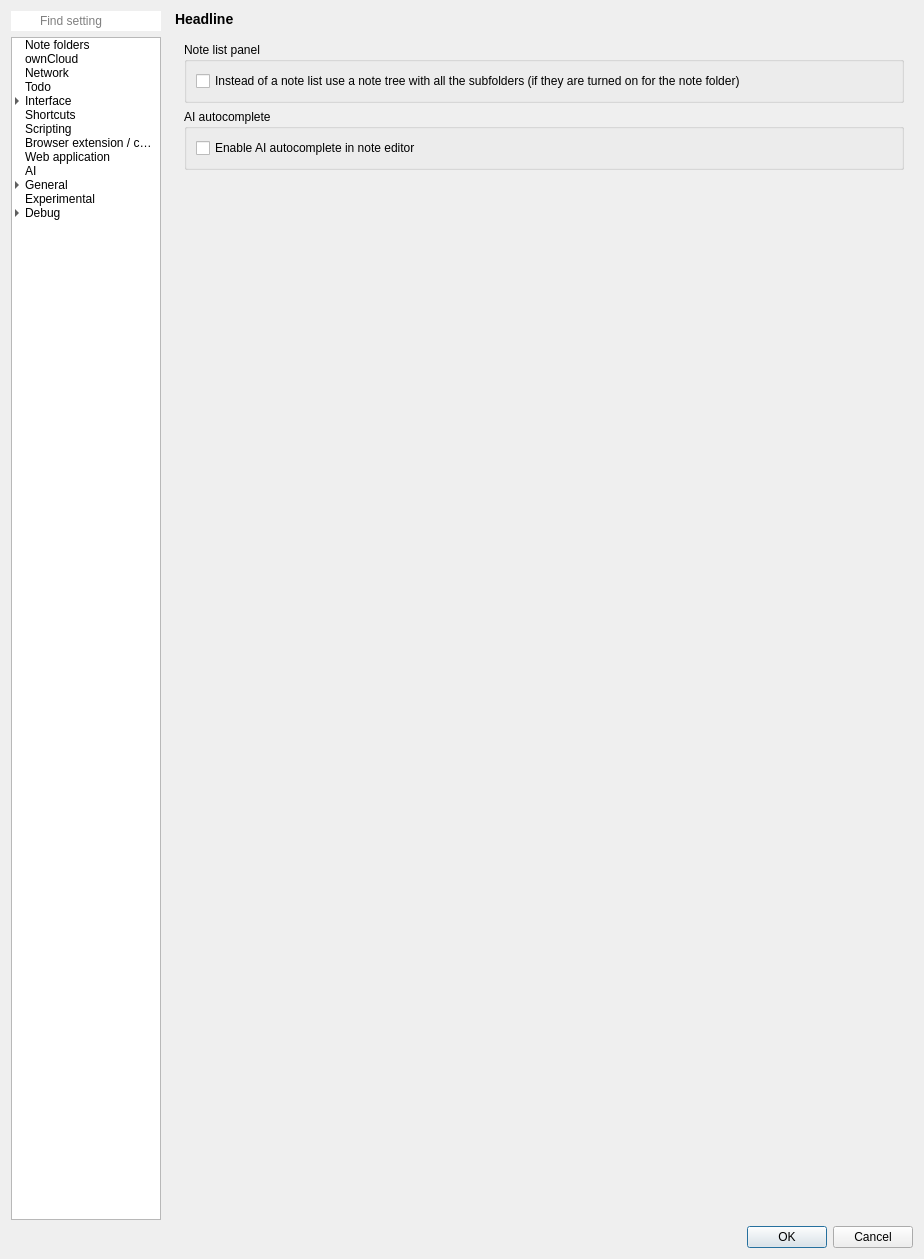
First picture: the form in src/dialogs/settingsdialog.ui, repository pbek/QOwnNotes, before the edit.
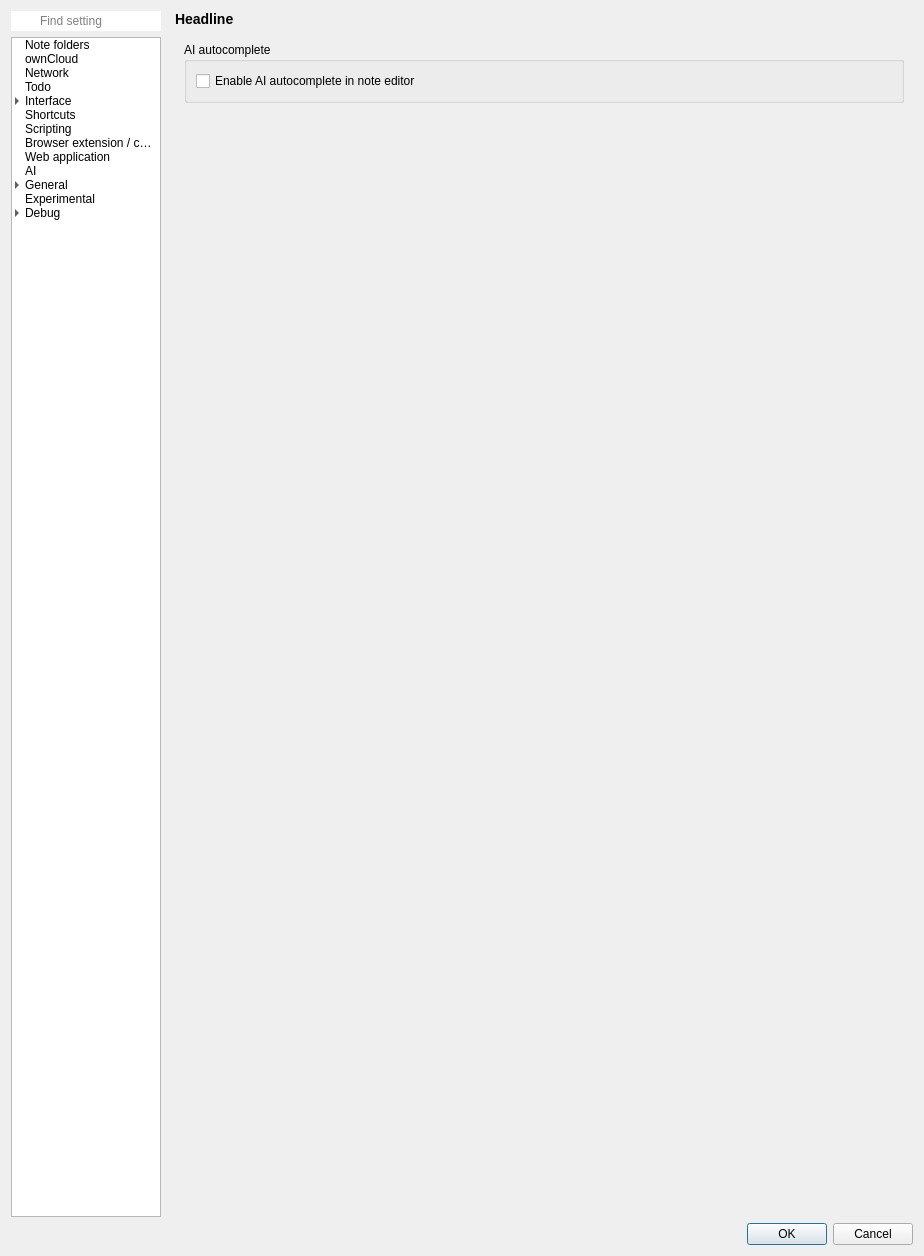
Second picture: the form after the edit. The open tabs and pages were chosen to show the change. Icons and pictures are not drawn. Custom widgets are drawn as their Qt base class.

Commit message: #790 notetree: move setting to "Panels" settings

```diff
--- a/src/dialogs/settingsdialog.ui
+++ b/src/dialogs/settingsdialog.ui
@@ -6042,20 +6042,27 @@
                  </widget>
                 </item>
                 <item row="2" column="1" colspan="2">
+                  <widget class="QCheckBox" name="enableNoteTreeCheckBox">
+                   <property name="text">
+                    <string>Instead of a note list use a note tree with all the subfolders (if they are turned on for the note folder)</string>
+                   </property>
+                  </widget>
+                 </item>
+                 <item row="3" column="1" colspan="2">
                   <widget class="QCheckBox" name="noteListPreviewCheckBox">
                    <property name="text">
                     <string>Show notes in the note list with preview</string>
                    </property>
                   </widget>
                  </item>
-                 <item row="3" column="1" colspan="2">
+                  <item row="4" column="1" colspan="2">
                   <widget class="QCheckBox" name="allowEmptyNotesCheckBox">
                    <property name="text">
                     <string>Allow empty note files</string>
                    </property>
                   </widget>
                  </item>
-                 <item row="4" column="1" colspan="2">
+                  <item row="5" column="1" colspan="2">
                   <widget class="QFrame" name="maxNoteFileSizeFrame">
                   <property name="minimumSize">
                    <size>
@@ -7273,22 +7280,6 @@
            </widget>
            <widget class="QWidget" name="experimentalPage">
             <layout class="QVBoxLayout" name="verticalLayout_2">
-             <item>
-              <widget class="QGroupBox" name="notesPanelGroupBox_3">
-               <property name="title">
-                <string>Note list panel</string>
-               </property>
-               <layout class="QVBoxLayout" name="verticalLayout_30">
-                <item>
-                 <widget class="QCheckBox" name="enableNoteTreeCheckBox">
-                  <property name="text">
-                   <string>Instead of a note list use a note tree with all the subfolders (if they are turned on for the note folder)</string>
-                  </property>
-                 </widget>
-                </item>
-               </layout>
-              </widget>
-             </item>
              <item>
               <widget class="QGroupBox" name="aiAutocompleteGroupBox">
                <property name="title">
```
Lines whose indentation alone changed are shown as unchanged. The commit also changes 2 other files.
